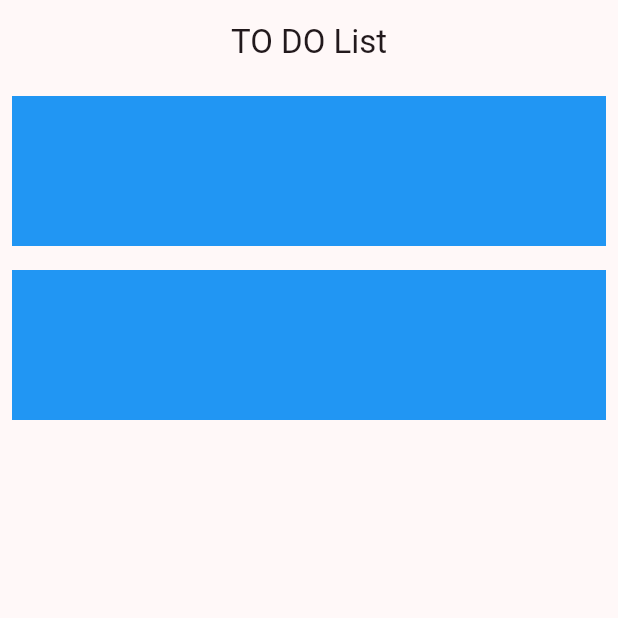
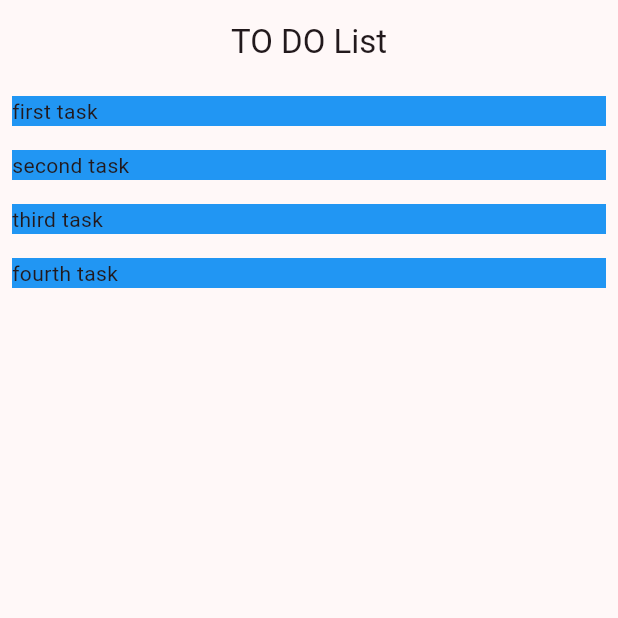
Before and after one commit to mmajapahitnw/dicoding-flutter-final-project, a Flutter app: the screen it shows after launch, on a phone screen of 412 x 824 dp, the top half of it. Run offline on Flutter 3.47's test engine with Material 2 defaults, Android fonts, the phone set to English and light mode, and no system bars.

Commit message:
Update home_page.dart

```diff
--- a/todo_list_app/lib/pages/home_page.dart
+++ b/todo_list_app/lib/pages/home_page.dart
@@ -10,14 +10,16 @@ class HomePage extends StatefulWidget {
 class _HomePageState extends State<HomePage> {
   var todoList = [
     ['first task', false],
-    ['second task', false]
+    ['second task', false],
+    ['third task',  false],
+    ['fourth task', false]
   ];
 
   @override
   Widget build(BuildContext context) {
     return Scaffold(
       appBar: AppBar(
-        title: Center(
+        title: const Center(
           child: Text(
             'TO DO List',
           ),
@@ -30,7 +32,9 @@ class _HomePageState extends State<HomePage> {
             padding: const EdgeInsets.all(8.0),
             child: Container(
               color: Colors.blue,
-              height: 100,
+              child: Text(
+                todoList[index][0].toString(),
+              )
             ),
           );
         },
```
